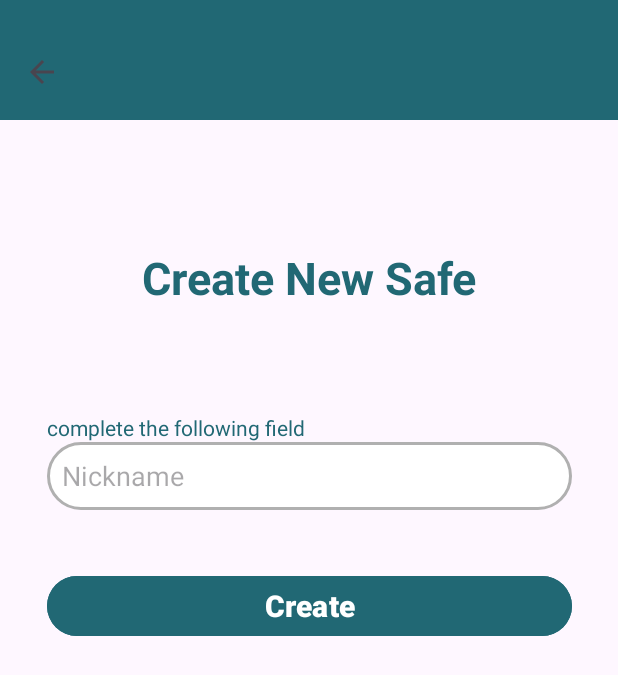
After one commit to AzaelG26/Front_Android_IOT, an Android app: the CreateSafeActivity screen opened directly, with no data from a screen before it, on a phone screen of 412 x 824 dp. The commit adds this screen. Shown: the top 675 px of the screen. Run offline under Robolectric (Android 15) with nearby library versions, the phone set to English and light mode, and no system bars.

Commit message:
nueva vista para registrar una nueva caja (no hay logica para registrar aun)

```diff
--- a/app/src/main/AndroidManifest.xml
+++ b/app/src/main/AndroidManifest.xml
@@ -27,6 +27,7 @@
         </activity>
         <activity android:name=".DashboardActivity" />
         <activity android:name=".RegisterActivity" />
+        <activity android:name=".CreateSafeActivity" />
     </application>
 
 </manifest>
--- /dev/null
+++ b/app/src/main/java/com/example/integradora4to/CreateSafeActivity.kt
@@ -0,0 +1,43 @@
+package com.example.integradora4to
+
+import android.content.Intent
+import android.os.Bundle
+import android.view.Menu
+import android.view.MenuItem
+import androidx.appcompat.widget.Toolbar
+import androidx.appcompat.app.AppCompatActivity
+import com.example.integradora4to.databinding.ActivityCreateSafeBinding
+import com.example.integradora4to.databinding.ActivityMainBinding
+
+class CreateSafeActivity: AppCompatActivity() {
+
+    private lateinit var binding: ActivityCreateSafeBinding
+
+    override fun onCreate(savedInstanceState: Bundle?) {
+        super.onCreate(savedInstanceState)
+        binding = ActivityCreateSafeBinding.inflate(layoutInflater)
+        setContentView(binding.root)
+
+        val toolbar: Toolbar = findViewById(R.id.toolbar_c_s)
+        setSupportActionBar(toolbar)
+
+        supportActionBar?.setDisplayHomeAsUpEnabled(true)
+        supportActionBar?.setDisplayShowTitleEnabled(false)
+
+    }
+
+    override fun onOptionsItemSelected(item: MenuItem): Boolean{
+        if (item.itemId == android.R.id.home){
+            goToDashboard()
+            return true
+        }
+        return super.onOptionsItemSelected(item)
+    }
+
+    private fun goToDashboard() {
+        val intent = Intent(this, DashboardActivity::class.java)
+        intent.flags = Intent.FLAG_ACTIVITY_CLEAR_TOP or Intent.FLAG_ACTIVITY_SINGLE_TOP // Evita duplicados
+        startActivity(intent)
+        finish() // Se cierra CreateSafeActivity
+    }
+}
--- a/app/src/main/java/com/example/integradora4to/DashboardActivity.kt
+++ b/app/src/main/java/com/example/integradora4to/DashboardActivity.kt
@@ -74,6 +74,7 @@ class DashboardActivity : AppCompatActivity(), NavigationView.OnNavigationItemSe
             R.id.nav_item_one -> Toast.makeText(this, "item 1", Toast.LENGTH_SHORT).show()
             R.id.nav_item_two -> Toast.makeText(this, "item 2", Toast.LENGTH_SHORT).show()
             R.id.nav_item_three -> Toast.makeText(this, "item 3", Toast.LENGTH_SHORT).show()
+            R.id.nav_create_safe -> goToCreateSafe()
             R.id.logout -> {
                 Toast.makeText(this, "Cerrando sesión...",Toast.LENGTH_SHORT ).show()
                 logOut()
@@ -81,6 +82,11 @@ class DashboardActivity : AppCompatActivity(), NavigationView.OnNavigationItemSe
         }
         binding.drawerLayout.closeDrawer(GravityCompat.START)
         return true
+    }
+    private fun goToCreateSafe(){
+        val intent = Intent(this, CreateSafeActivity::class.java)
+        startActivity(intent)
+        finish()
     }
 
     private fun logOut(){
--- /dev/null
+++ b/app/src/main/res/layout/activity_create_safe.xml
@@ -0,0 +1,84 @@
+<?xml version="1.0" encoding="utf-8"?>
+<androidx.constraintlayout.widget.ConstraintLayout xmlns:android="http://schemas.android.com/apk/res/android"
+    xmlns:app="http://schemas.android.com/apk/res-auto"
+    android:layout_width="match_parent"
+    android:layout_height="match_parent">
+
+    <androidx.appcompat.widget.Toolbar
+        android:id="@+id/toolbar_c_s"
+        android:layout_width="match_parent"
+        android:layout_height="80dp"
+        android:background="#216874"
+        android:paddingTop="16dp"
+        app:layout_constraintEnd_toEndOf="parent"
+        app:layout_constraintStart_toStartOf="parent"
+        app:layout_constraintTop_toTopOf="parent" />
+
+    <androidx.constraintlayout.widget.Guideline
+        android:id="@+id/guideline3"
+        android:layout_width="wrap_content"
+        android:layout_height="wrap_content"
+        android:orientation="horizontal"
+        app:layout_constraintGuide_percent="0.2" />
+
+    <TextView
+        android:id="@+id/title_c_s"
+        android:layout_width="wrap_content"
+        android:layout_height="wrap_content"
+        android:text="Create New Safe"
+        android:textStyle="bold"
+        android:textSize="30dp"
+        android:textColor="#216874"
+        app:layout_constraintTop_toTopOf="@id/guideline3"
+        app:layout_constraintStart_toStartOf="parent"
+        app:layout_constraintEnd_toEndOf="parent"/>
+
+    <TextView
+        android:id="@+id/subtitle_c_s"
+        android:layout_width="wrap_content"
+        android:layout_height="wrap_content"
+        android:text="complete the following field"
+        android:textColor="#216874"
+        android:layout_marginTop="70dp"
+        app:layout_constraintTop_toBottomOf="@id/title_c_s"
+        app:layout_constraintStart_toStartOf="@id/nickname_c_s"
+        app:layout_constraintBottom_toTopOf="@id/nickname_c_s"/>
+
+    <EditText
+        android:id="@+id/nickname_c_s"
+        android:layout_width="350dp"
+        android:layout_height="45dp"
+        android:paddingLeft="10dp"
+        android:hint="Nickname"
+        android:background="@drawable/input_border"
+        app:layout_constraintTop_toBottomOf="@id/subtitle_c_s"
+        app:layout_constraintStart_toStartOf="parent"
+        app:layout_constraintEnd_toEndOf="parent"/>
+
+    <TextView
+        android:id="@+id/error_c_s"
+        android:layout_width="wrap_content"
+        android:layout_height="wrap_content"
+        android:textColor="#FF0000"
+        android:textSize="12dp"
+        android:textStyle="bold"
+        app:layout_constraintStart_toStartOf="@id/nickname_c_s"
+        app:layout_constraintTop_toBottomOf="@id/nickname_c_s"
+        app:layout_constraintEnd_toEndOf="@id/nickname_c_s"/>
+
+    <Button
+        android:id="@+id/btn_c_s"
+        android:layout_width="350dp"
+        android:layout_height="wrap_content"
+        android:backgroundTint="#216874"
+        android:text="Create"
+        android:textSize="20dp"
+        android:textStyle="bold"
+        android:layout_marginTop="40dp"
+        app:layout_constraintTop_toBottomOf="@id/nickname_c_s"
+        app:layout_constraintStart_toStartOf="parent"
+        app:layout_constraintEnd_toEndOf="parent"/>
+
+
+
+</androidx.constraintlayout.widget.ConstraintLayout>
--- a/app/src/main/res/layout/activity_main.xml
+++ b/app/src/main/res/layout/activity_main.xml
@@ -47,12 +47,11 @@
             android:id="@+id/textLogin"
             android:layout_width="wrap_content"
             android:layout_height="wrap_content"
-            android:layout_marginLeft="45dp"
             android:text="Please sign in to continue"
             android:textColor="#216874"
             android:textSize="15dp"
             android:textStyle="bold"
-            app:layout_constraintStart_toStartOf="parent"
+            app:layout_constraintStart_toStartOf="@id/title_login"
             app:layout_constraintTop_toBottomOf="@id/title_login" />
 
         <EditText
@@ -88,8 +87,8 @@
             android:textColor="#FF0000"
             android:textSize="12dp"
             android:textStyle="bold"
-            app:layout_constraintEnd_toEndOf="parent"
-            app:layout_constraintStart_toStartOf="parent"
+            app:layout_constraintEnd_toEndOf="@id/password_edit_text"
+            app:layout_constraintStart_toStartOf="@id/password_edit_text"
             app:layout_constraintTop_toBottomOf="@id/password_edit_text" />
 
         <Button
--- a/app/src/main/res/layout/activity_register.xml
+++ b/app/src/main/res/layout/activity_register.xml
@@ -49,8 +49,7 @@
             android:textSize="15dp"
             android:textStyle="bold"
             app:layout_constraintTop_toBottomOf="@id/title_register"
-            app:layout_constraintStart_toStartOf="parent"
-            android:layout_marginLeft="45dp"
+            app:layout_constraintStart_toStartOf="@id/title_register"
             />
 
         <EditText
--- a/app/src/main/res/menu/activity_dashboard_drawer.xml
+++ b/app/src/main/res/menu/activity_dashboard_drawer.xml
@@ -15,12 +15,12 @@
         android:title="Item 3" />
     </group>
 
-    <item android:title="Title 1">
+    <item android:title="Options">
         <menu>
             <item
-                android:id="@+id/nav_item_six"
+                android:id="@+id/nav_create_safe"
                 android:icon="@drawable/image_box"
-                android:title="Item 6" />
+                android:title="Create Safe" />
             <item
                 android:id="@+id/nav_item_seven"
                 android:icon="@drawable/image_box"
```
